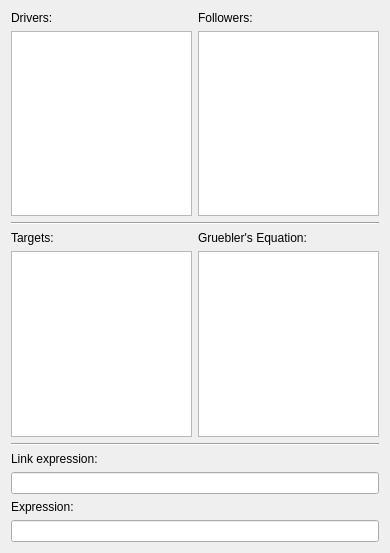
Before: the Qt Designer form core/synthesis/Collections/TriangularIteration.ui in KmolYuan/Pyslvs-UI, drawn with Qt 5.
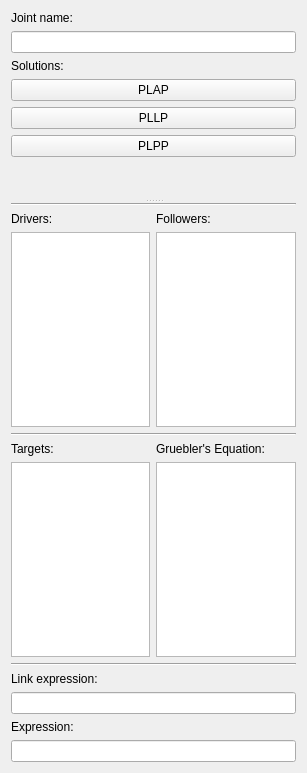
After: the same form once the commit is applied. Icons and pictures are not drawn.

Commit message: Preview canvas for triangular iteration function.

Diff of the .ui file:
```diff
--- a/core/synthesis/Collections/TriangularIteration.ui
+++ b/core/synthesis/Collections/TriangularIteration.ui
@@ -6,8 +6,8 @@
    <rect>
     <x>0</x>
     <y>0</y>
-    <width>390</width>
-    <height>553</height>
+    <width>307</width>
+    <height>773</height>
    </rect>
   </property>
   <property name="windowTitle">
@@ -17,8 +17,81 @@
    <iconset resource="../../../../../桌面/Pyslvs-PyQt5/icons.qrc">
     <normaloff>:/icons/collection-triangular-iteration.png</normaloff>:/icons/collection-triangular-iteration.png</iconset>
   </property>
+  <layout class="QVBoxLayout" name="verticalLayout">
+   <item>
+    <widget class="QSplitter" name="splitter">
+     <property name="orientation">
+      <enum>Qt::Vertical</enum>
+     </property>
+     <widget class="QWidget" name="horizontalLayoutWidget">
+      <layout class="QHBoxLayout" name="main_layout">
+       <item>
   <layout class="QVBoxLayout" name="verticalLayout_6">
    <item>
+          <widget class="QLabel" name="joint_name_label">
+           <property name="text">
+            <string>Joint name:</string>
+           </property>
+          </widget>
+         </item>
+         <item>
+          <widget class="QLineEdit" name="joint_name"/>
+         </item>
+         <item>
+          <widget class="QLabel" name="label">
+           <property name="text">
+            <string>Solutions:</string>
+           </property>
+          </widget>
+         </item>
+         <item>
+          <widget class="QPushButton" name="PLAP_solution">
+           <property name="text">
+            <string>PLAP</string>
+           </property>
+          </widget>
+         </item>
+         <item>
+          <widget class="QPushButton" name="PLLP_solution">
+           <property name="text">
+            <string>PLLP</string>
+           </property>
+          </widget>
+         </item>
+         <item>
+          <widget class="QPushButton" name="PLPP_solution">
+           <property name="text">
+            <string>PLPP</string>
+           </property>
+          </widget>
+         </item>
+         <item>
+          <spacer name="verticalSpacer">
+           <property name="orientation">
+            <enum>Qt::Vertical</enum>
+           </property>
+           <property name="sizeHint" stdset="0">
+            <size>
+             <width>20</width>
+             <height>40</height>
+            </size>
+           </property>
+          </spacer>
+         </item>
+        </layout>
+       </item>
+      </layout>
+     </widget>
+     <widget class="QWidget" name="verticalLayoutWidget_2">
+      <layout class="QVBoxLayout" name="verticalLayout_7">
+       <item>
+        <widget class="Line" name="line_3">
+         <property name="orientation">
+          <enum>Qt::Horizontal</enum>
+         </property>
+        </widget>
+       </item>
+       <item>
     <layout class="QHBoxLayout" name="horizontalLayout">
      <item>
       <layout class="QVBoxLayout" name="verticalLayout_2">
@@ -97,8 +170,6 @@
     </widget>
    </item>
    <item>
-    <layout class="QVBoxLayout" name="verticalLayout">
-     <item>
       <widget class="QLabel" name="Link_Expression_label">
        <property name="text">
         <string>Link expression:</string>
@@ -127,6 +198,8 @@
       </widget>
      </item>
     </layout>
+     </widget>
+    </widget>
    </item>
   </layout>
  </widget>
```
Lines whose indentation alone changed are shown as unchanged. The commit also changes 7 other files.
